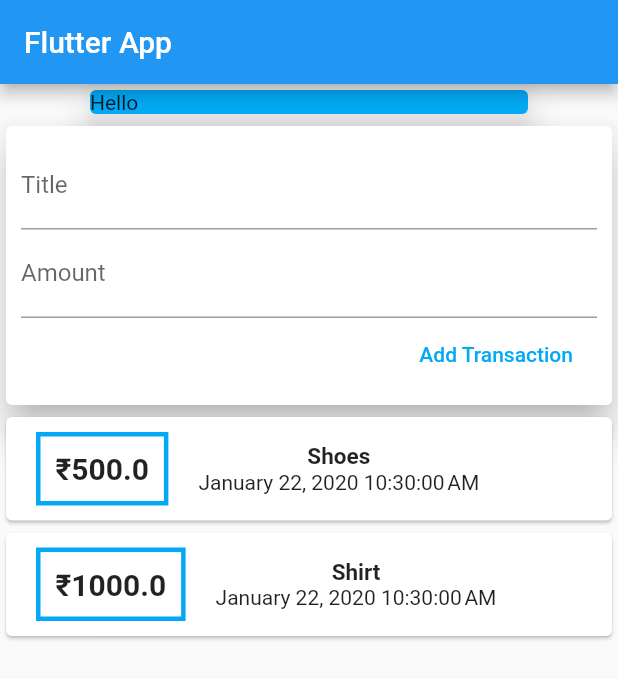
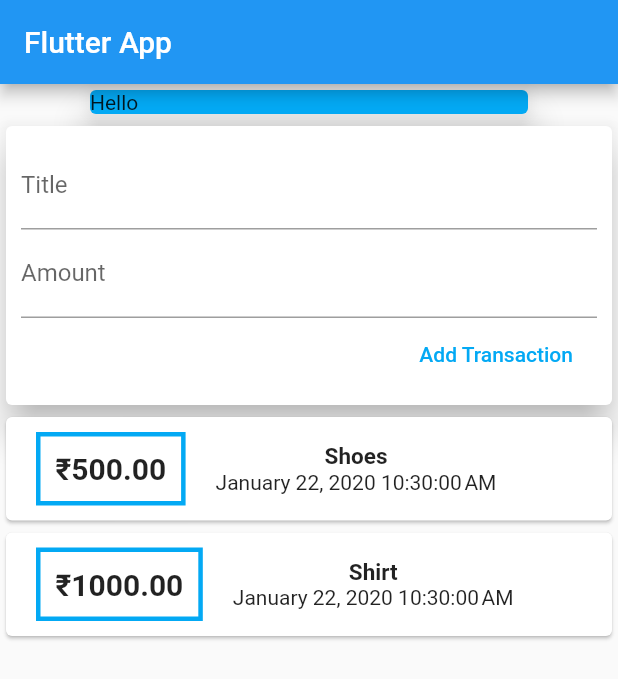
Before and after one commit to yamuna1996d/flutterBudgetmanagement, a Flutter app: the screen it shows after launch, after a tap on "Add Transaction", on a phone screen of 412 x 824 dp. Shown: the top 679 px of the screen. Run offline on Flutter 3.47's test engine with Material 2 defaults, Android fonts, the phone set to English and light mode, and no system bars.

Commit message:
inputing

```diff
--- a/lib/main.dart
+++ b/lib/main.dart
@@ -1,6 +1,7 @@
-import './transaction.dart';
+
+import './widgets/user_transaction.dart';
 import 'package:flutter/material.dart';
-import 'package:intl/intl.dart';
+
 
 void main() => runApp(MyApp());
 
@@ -16,64 +17,27 @@ class MyApp extends StatelessWidget {
 }
 
 class MyHomePage extends StatelessWidget {
-  final List<Transactions>transaction =[
-    Transactions(id : "t1",title: "Shoes",amount: 500,date: DateTime.now(),),
-    Transactions(id : "t2",title: "Shirt",amount: 1000,date: DateTime.now(),),
-  ];
+
+  // String titleInput;
+  // String amountInput;
+  final titleControler= TextEditingController();
+  final amountController= TextEditingController();
 
 
   @override
   Widget build(BuildContext context) {
     return Scaffold(appBar: AppBar(title: Text("Flutter App"),),
-    body: Column(children: <Widget>[
+
+    body:SingleChildScrollView(child:
+     Column(children: <Widget>[
       Container(width: 300,child: Card(
         color: Colors.lightBlue,
         child: Text("Hello"),
         elevation: 10,
       ),),
-      Card(
-        elevation: 10,
-
-        child: Container(
-          padding: EdgeInsets.all(10),
-          child: Column(
-            crossAxisAlignment: CrossAxisAlignment.end,
-            children: <Widget>[
-              TextField(decoration: InputDecoration(labelText: "Title"),),
-              TextField(decoration: InputDecoration(labelText: "Amount"),),
-              FlatButton(child: Text("Add Transaction"),
-              textColor: Colors.lightBlue,
-              onPressed: (){},),
-            ],
-          ),
-        )
-      ),
-      Column(children: transaction.map((t) {
-        return Card(child:Row(children: <Widget>[
-          Container(
-            margin: EdgeInsets.symmetric(
-              vertical: 10,
-              horizontal: 20,
-            ),
-            decoration: BoxDecoration(border: Border.all(color: Colors.lightBlue,width: 3,),
-            ),
-            padding: EdgeInsets.all(10),
-            child: Text('₹'+ t.amount.toString(),
-            style: TextStyle(fontWeight: FontWeight.bold,
-            fontSize: 20),
-
-            ),),
-          Column(
-            // crossAxisAlignment: CrossAxisAlignment.start, (for make the alignment to the left)
-            children: <Widget>[
-            Text(t.title,style: TextStyle(fontSize: 15,fontWeight: FontWeight.bold),),
-            Text(DateFormat().format(t.date),
-            )
-            // Text(t.date.toString())
-
-          ],)
-        ],),);
-      }).toList(),),
-    ],),);
+      UserTransaction(),
+    ],
+    ),),
+    );
   }
 }
--- /dev/null
+++ b/lib/widgets/new_transactions.dart
@@ -0,0 +1,55 @@
+import 'package:flutter/material.dart';
+
+class NewTransactions extends StatelessWidget {
+  final titleController=TextEditingController();
+  final amountController=TextEditingController();
+  final Function addTx;
+
+  NewTransactions(this.addTx);
+  void submitData(){
+    final enteredData=titleController.text;
+    final enteredAmount=double.parse( amountController.text );
+
+    if(enteredData .isEmpty || enteredAmount <=0){
+      return;
+    }
+    addTx(enteredData,enteredAmount);
+
+    // addTx(titleController.text,double.parse( amountController.text));
+
+  }
+
+  @override
+  Widget build(BuildContext context) {
+    return Card(
+        elevation: 10,
+
+        child: Container(
+          padding: EdgeInsets.all(10),
+          child: Column(
+            crossAxisAlignment: CrossAxisAlignment.end,
+            children: <Widget>[
+              TextField(decoration: InputDecoration(labelText: "Title"),
+              controller: titleController,
+              onSubmitted: (_)=>submitData(),
+              // onChanged: (val){
+              //   titleInput=val;
+
+              // },
+              ),
+              TextField(decoration: InputDecoration(labelText: "Amount"),
+              controller: amountController,
+              keyboardType: TextInputType.number,
+              onSubmitted: (_)=>submitData(),
+              // onChanged: (val)=> amountInput = val,
+              ),
+              FlatButton(child: Text("Add Transaction"),
+              textColor: Colors.lightBlue,
+              onPressed: submitData,
+              ),
+            ],
+          ),
+        )
+      );
+  }
+}
--- /dev/null
+++ b/lib/widgets/translist.dart
@@ -0,0 +1,44 @@
+import 'package:flutter/material.dart';
+import '../models/transaction.dart';
+import 'package:intl/intl.dart';
+
+class TransactionList extends StatelessWidget {
+  final List<Transactions>transactions;
+  TransactionList(this.transactions);
+
+
+
+  @override
+  Widget build(BuildContext context) {
+    return
+    Container(
+      child: Column(children: transactions.map((t) {
+          return Card(child:Row(children: <Widget>[
+            Container(
+              margin: EdgeInsets.symmetric(
+                vertical: 10,
+                horizontal: 20,
+              ),
+              decoration: BoxDecoration(border: Border.all(color: Colors.lightBlue,width: 3,),
+              ),
+              padding: EdgeInsets.all(10),
+              child: Text('₹'+ t.amount.toStringAsFixed(2),
+              style: TextStyle(fontWeight: FontWeight.bold,
+              fontSize: 20),
+
+              ),),
+            Column(
+              // crossAxisAlignment: CrossAxisAlignment.start, (for make the alignment to the left)
+              children: <Widget>[
+              Text(t.title,style: TextStyle(fontSize: 15,fontWeight: FontWeight.bold),),
+              Text(DateFormat().format(t.date),
+              )
+              // Text(t.date.toString())
+
+            ],)
+          ],),);
+        }).toList(),),
+    );
+
+  }
+}
--- /dev/null
+++ b/lib/widgets/user_transaction.dart
@@ -0,0 +1,35 @@
+
+import 'package:flutter/material.dart';
+import './new_transactions.dart';
+import './translist.dart';
+import '../models/transaction.dart';
+
+class UserTransaction extends StatefulWidget {
+  @override
+  _UserTransactionState createState() => _UserTransactionState();
+}
+
+class _UserTransactionState extends State<UserTransaction> {
+  final List<Transactions>_userTransactions = [
+    Transactions(id : "t1",title: "Shoes",amount: 500,date: DateTime.now(),),
+    Transactions(id : "t2",title: "Shirt",amount: 1000,date: DateTime.now(),),
+  ];
+  void _addNewTransactions(String txtitle,double txAmount){
+    final newtx= Transactions(title: txtitle, amount: txAmount,date: DateTime.now(),
+    id: DateTime.now().toString(),);
+    setState(() {
+      _userTransactions.add(newtx);
+    });
+
+  }
+
+
+  @override
+  Widget build(BuildContext context) {
+    return Column(children: <Widget>[
+      NewTransactions(_addNewTransactions),
+      TransactionList(_userTransactions),
+
+    ],);
+  }
+}
```
Also changed, not shown: lib/models/transaction.dart (renamed from lib/transaction.dart).
